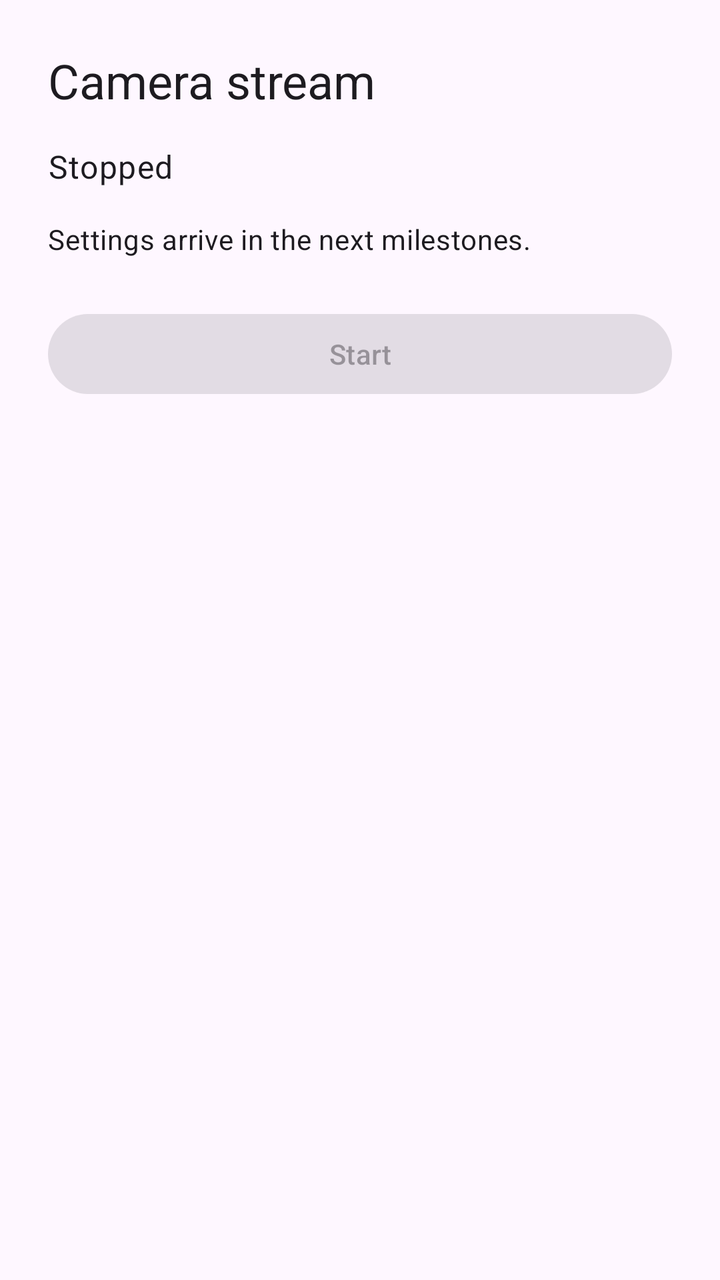
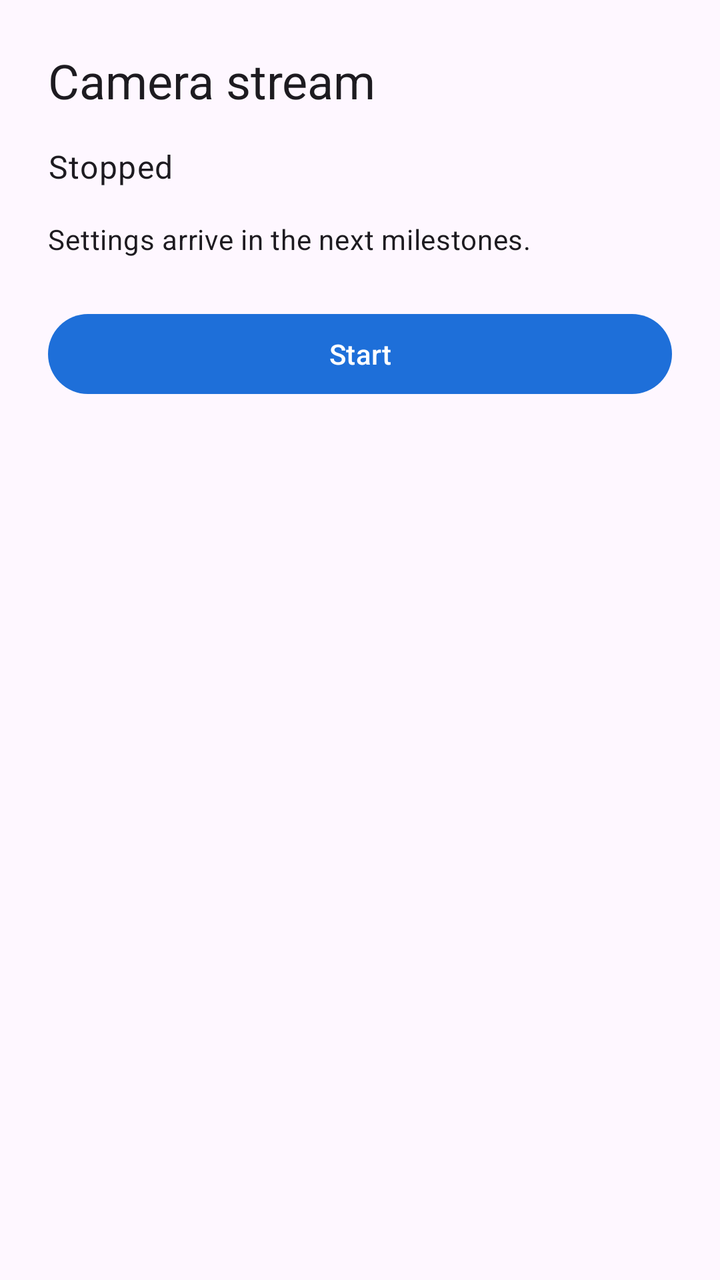

Two renders of the same Android screen: before a commit and after it. Below are the layout's source before the change and the commit's diff.
<!-- AndroidManifest.xml: application theme Theme.CamCast -->
<!-- res/layout/activity_main.xml -->
<?xml version="1.0" encoding="utf-8"?>
<ScrollView xmlns:android="http://schemas.android.com/apk/res/android"
    android:id="@+id/root"
    android:layout_width="match_parent"
    android:layout_height="match_parent"
    android:fillViewport="true">

    <LinearLayout
        android:layout_width="match_parent"
        android:layout_height="wrap_content"
        android:orientation="vertical"
        android:padding="24dp">

        <TextView
            android:id="@+id/title"
            style="@style/TextAppearance.Material3.HeadlineSmall"
            android:layout_width="match_parent"
            android:layout_height="wrap_content"
            android:text="@string/settings_title" />

        <TextView
            android:id="@+id/status"
            style="@style/TextAppearance.Material3.BodyLarge"
            android:layout_width="match_parent"
            android:layout_height="wrap_content"
            android:layout_marginTop="16dp"
            android:text="@string/status_stopped" />

        <TextView
            android:id="@+id/placeholder"
            style="@style/TextAppearance.Material3.BodyMedium"
            android:layout_width="match_parent"
            android:layout_height="wrap_content"
            android:layout_marginTop="16dp"
            android:text="@string/settings_placeholder" />

        <com.google.android.material.button.MaterialButton
            android:id="@+id/startStop"
            android:layout_width="match_parent"
            android:layout_height="wrap_content"
            android:layout_marginTop="24dp"
            android:enabled="false"
            android:text="@string/action_start" />
    </LinearLayout>
</ScrollView>
<!-- resources referenced by this layout -->
<resources>
  <string name="action_start">Start</string>
  <string name="settings_placeholder">Settings arrive in the next milestones.</string>
  <string name="settings_title">Camera stream</string>
  <string name="status_stopped">Stopped</string>
  <style name="Theme.CamCast" parent="Theme.Material3.DayNight.NoActionBar">
          <item name="colorPrimary">@color/camcast_primary</item>
          <item name="colorOnPrimary">@color/camcast_on_primary</item>
      </style>
  <color name="camcast_primary">#1E6FD9</color>
  <color name="camcast_on_primary">#FFFFFF</color>
</resources>

<!-- the commit's change to res/layout/activity_main.xml (unified diff, before → after) -->
@@ -27,6 +27,23 @@
             android:text="@string/status_stopped" />
 
         <TextView
+            android:id="@+id/stats"
+            style="@style/TextAppearance.Material3.BodyMedium"
+            android:layout_width="match_parent"
+            android:layout_height="wrap_content"
+            android:layout_marginTop="8dp"
+            android:visibility="gone" />
+
+        <ImageView
+            android:id="@+id/preview"
+            android:layout_width="match_parent"
+            android:layout_height="240dp"
+            android:layout_marginTop="16dp"
+            android:contentDescription="@string/preview_description"
+            android:scaleType="fitCenter"
+            android:visibility="gone" />
+
+        <TextView
             android:id="@+id/placeholder"
             style="@style/TextAppearance.Material3.BodyMedium"
             android:layout_width="match_parent"
@@ -39,7 +56,6 @@
             android:layout_width="match_parent"
             android:layout_height="wrap_content"
             android:layout_marginTop="24dp"
-            android:enabled="false"
             android:text="@string/action_start" />
     </LinearLayout>
 </ScrollView>
<!-- resource entries referenced after the edit -->
@@ -1,6 +1,7 @@
 <!-- resources referenced by this layout -->
 <resources>
   <string name="action_start">Start</string>
+  <string name="preview_description">Latest camera frame</string>
   <string name="settings_placeholder">Settings arrive in the next milestones.</string>
   <string name="settings_title">Camera stream</string>
   <string name="status_stopped">Stopped</string>
